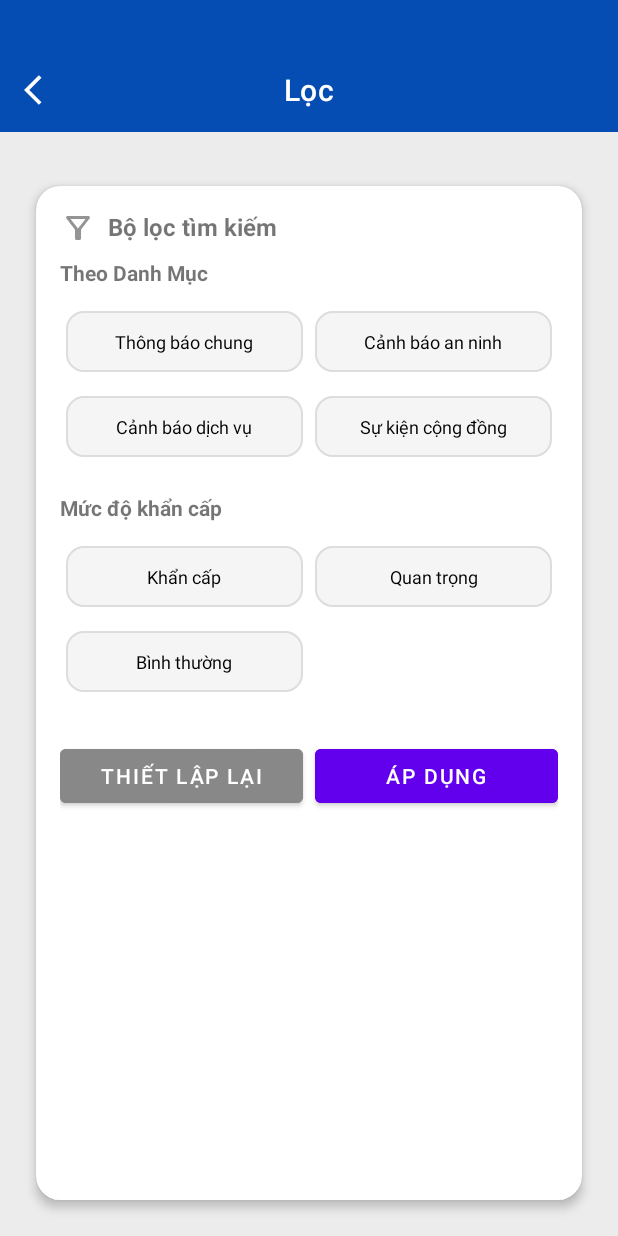
After one commit to lyng315/MobileDev.PhuongLink_Hanoi, an Android app: the FilterActivity screen opened directly, with no data from a screen before it, on a phone screen of 412 x 824 dp. The commit adds this screen. Run offline under Robolectric (Android 15) with nearby library versions, the light colour scheme and no system bars.

Commit message:
Add Filter function

```diff
--- a/PhuongLink_HaNoi/app/build.gradle.kts
+++ b/PhuongLink_HaNoi/app/build.gradle.kts
@@ -55,6 +55,7 @@ dependencies {
 
     // Glide để load ảnh (avatar, placeholder…)
     implementation("com.github.bumptech.glide:glide:4.15.1")
+    implementation(libs.activity)
     annotationProcessor("com.github.bumptech.glide:compiler:4.15.1")
 
     // AndroidX & Material
--- /dev/null
+++ b/PhuongLink_HaNoi/app/src/main/java/com/example/phuonglink_hanoi/FilterActivity.java
@@ -0,0 +1,130 @@
+package com.example.phuonglink_hanoi;
+
+import android.content.Intent;
+import android.os.Bundle;
+import android.widget.Button;
+
+import androidx.appcompat.app.AppCompatActivity;
+
+import com.google.android.material.appbar.MaterialToolbar;
+
+public class FilterActivity extends AppCompatActivity {
+
+    private Button[] categoryButtons;
+    private Button[] urgencyButtons;
+
+    @Override
+    protected void onCreate(Bundle savedInstanceState) {
+        super.onCreate(savedInstanceState);
+        setContentView(R.layout.activity_filter);
+
+        // Toolbar: nút quay lại
+        MaterialToolbar toolbar = findViewById(R.id.toolbar);
+        toolbar.setNavigationOnClickListener(v -> finish());
+
+        // ======= Danh mục =========
+        Button btnThongBaoChung = findViewById(R.id.btnGeneralNotice);
+        Button btnCanhBaoAnNinh = findViewById(R.id.btnSecurityAlert);
+        Button btnCanhBaoDichVu = findViewById(R.id.btnServiceAlert);
+        Button btnSuKienCongDong = findViewById(R.id.btnCommunityEvents);
+
+        categoryButtons = new Button[]{
+                btnThongBaoChung, btnCanhBaoAnNinh, btnCanhBaoDichVu, btnSuKienCongDong
+        };
+        setupSelectableButtons(categoryButtons);
+
+        // ======= Mức độ =========
+        Button btnKhanCap = findViewById(R.id.btnUrgent);
+        Button btnQuanTrong = findViewById(R.id.btnImportant);
+        Button btnBinhThuong = findViewById(R.id.btnNormal);
+
+        urgencyButtons = new Button[]{
+                btnKhanCap, btnQuanTrong, btnBinhThuong
+        };
+        setupSelectableButtons(urgencyButtons);
+
+        // ======= Nút Thiết lập lại =========
+        Button btnReset = findViewById(R.id.btnReset);
+        btnReset.setOnClickListener(v -> {
+            resetSelection(categoryButtons);
+            resetSelection(urgencyButtons);
+        });
+
+        // ======= Nút Áp dụng =========
+        Button btnApply = findViewById(R.id.btnApply);
+        btnApply.setOnClickListener(v -> {
+            String selectedCategoryName = getSelectedText(categoryButtons);
+            String selectedUrgencyName = getSelectedText(urgencyButtons);
+
+            String categoryId = mapCategoryNameToId(selectedCategoryName);
+            String urgencyLevel = mapUrgencyNameToLevel(selectedUrgencyName);
+
+            Intent resultIntent = new Intent();
+            resultIntent.putExtra("categoryId", categoryId);
+            resultIntent.putExtra("urgencyLevel", urgencyLevel);
+            setResult(RESULT_OK, resultIntent);
+            finish();
+        });
+    }
+
+    // Cho phép chọn duy nhất 1 nút trong 1 nhóm
+    private void setupSelectableButtons(Button[] buttons) {
+        for (Button button : buttons) {
+            button.setOnClickListener(v -> {
+                for (Button b : buttons) {
+                    b.setSelected(false);
+                }
+                button.setSelected(true);
+            });
+        }
+    }
+
+    // Reset các nút trong nhóm về trạng thái chưa chọn
+    private void resetSelection(Button[] buttons) {
+        for (Button button : buttons) {
+            button.setSelected(false);
+        }
+    }
+
+    // Lấy text từ nút đang được chọn
+    private String getSelectedText(Button[] buttons) {
+        for (Button button : buttons) {
+            if (button.isSelected()) {
+                return button.getText().toString();
+            }
+        }
+        return null;
+    }
+
+    // Chuyển tên danh mục sang categoryId
+    private String mapCategoryNameToId(String name) {
+        if (name == null) return null;
+        switch (name) {
+            case "Thông báo chung":
+                return "category01";
+            case "Cảnh báo an ninh":
+                return "category02";
+            case "Cảnh báo dịch vụ":
+                return "category03";
+            case "Sự kiện cộng đồng":
+                return "category04";
+            default:
+                return null;
+        }
+    }
+
+    // Chuyển tên mức độ sang urgencyLevel
+    private String mapUrgencyNameToLevel(String name) {
+        if (name == null) return null;
+        switch (name) {
+            case "Khẩn cấp":
+                return "3";
+            case "Quan trọng":
+                return "2";
+            case "Bình thường":
+                return "1";
+            default:
+                return null;
+        }
+    }
+}
--- /dev/null
+++ b/PhuongLink_HaNoi/app/src/main/res/color/filter_button_background.xml
@@ -0,0 +1,7 @@
+<?xml version="1.0" encoding="utf-8"?>
+<selector xmlns:android="http://schemas.android.com/apk/res/android">
+    <!-- Selected -->
+    <item android:color="#80B3F3" android:state_selected="true" />
+    <!-- Normal -->
+    <item android:color="@color/light_gray" />
+</selector>
--- /dev/null
+++ b/PhuongLink_HaNoi/app/src/main/res/color/filter_button_text_color.xml
@@ -0,0 +1,5 @@
+<?xml version="1.0" encoding="utf-8"?>
+<selector xmlns:android="http://schemas.android.com/apk/res/android">
+    <item android:color="#FFFFFF" android:state_selected="true" />
+    <item android:color="#000000" />
+</selector>
--- /dev/null
+++ b/PhuongLink_HaNoi/app/src/main/res/drawable/ic_filter_gray.xml
@@ -0,0 +1,5 @@
+<vector xmlns:android="http://schemas.android.com/apk/res/android" android:height="24dp" android:tint="#949494" android:viewportHeight="24" android:viewportWidth="24" android:width="24dp">
+
+    <path android:fillColor="@android:color/white" android:pathData="M7,6h10l-5.01,6.3L7,6zM4.25,5.61C6.27,8.2 10,13 10,13v6c0,0.55 0.45,1 1,1h2c0.55,0 1,-0.45 1,-1v-6c0,0 3.72,-4.8 5.74,-7.39C20.25,4.95 19.78,4 18.95,4H5.04C4.21,4 3.74,4.95 4.25,5.61z"/>
+
+</vector>
--- /dev/null
+++ b/PhuongLink_HaNoi/app/src/main/res/layout/activity_filter.xml
@@ -0,0 +1,218 @@
+<?xml version="1.0" encoding="utf-8"?>
+<androidx.constraintlayout.widget.ConstraintLayout
+xmlns:android="http://schemas.android.com/apk/res/android"
+xmlns:app   ="http://schemas.android.com/apk/res-auto"
+xmlns:tools="http://schemas.android.com/tools"
+android:layout_width="match_parent"
+android:layout_height="match_parent"
+android:fitsSystemWindows="true"
+android:paddingTop="32dp"
+android:background="#054DB3"
+tools:context=".FilterActivity">
+
+<!-- Toolbar -->
+<com.google.android.material.appbar.MaterialToolbar
+    android:id="@+id/toolbar"
+    android:layout_width="0dp"
+    android:layout_height="56dp"
+    android:background="#054DB3"
+    app:navigationIcon="@drawable/ic_arrow_back"
+    app:title="Lọc"
+    app:titleCentered="true"
+    app:titleTextColor="@android:color/white"
+    app:layout_constraintTop_toTopOf="parent"
+    app:layout_constraintStart_toStartOf="parent"
+    app:layout_constraintEnd_toEndOf="parent"/>
+
+<!-- Nội dung cuộn -->
+<ScrollView
+    android:layout_width="0dp"
+    android:layout_height="0dp"
+    android:fillViewport="true"
+    android:background="#ECECEC"
+    android:paddingTop="12dp"
+    app:layout_constraintTop_toBottomOf="@id/toolbar"
+    app:layout_constraintBottom_toBottomOf="parent"
+    app:layout_constraintStart_toStartOf="parent"
+    app:layout_constraintEnd_toEndOf="parent">
+
+    <androidx.cardview.widget.CardView
+        android:layout_width="match_parent"
+        android:layout_height="wrap_content"
+        android:layout_margin="24dp"
+        android:layout_marginTop="48dp"
+        app:cardCornerRadius="16dp"
+        app:cardElevation="4dp">
+
+            <ScrollView
+                android:id="@+id/scrollView"
+                android:layout_width="match_parent"
+                android:layout_height="match_parent"
+                android:padding="16dp"
+                tools:context=".FilterActivity">
+
+                <LinearLayout
+                    android:layout_width="match_parent"
+                    android:layout_height="wrap_content"
+                    android:orientation="vertical">
+
+                    <!-- Tiêu đề -->
+                    <LinearLayout
+                        android:layout_width="match_parent"
+                        android:layout_height="wrap_content"
+                        android:layout_marginBottom="8dp"
+                        android:orientation="horizontal">
+
+                        <ImageButton
+                            android:id="@+id/btnBack"
+                            android:layout_width="wrap_content"
+                            android:layout_height="wrap_content"
+                            android:background="?attr/selectableItemBackgroundBorderless"
+                            android:contentDescription="Back"
+                            android:src="@drawable/ic_filter_gray" />
+
+                        <TextView
+                            android:id="@+id/tvFilterTitle"
+                            android:layout_width="wrap_content"
+                            android:layout_height="wrap_content"
+                            android:layout_marginStart="8dp"
+                            android:text="Bộ lọc tìm kiếm"
+                            android:textSize="16sp"
+                            android:textStyle="bold" />
+                    </LinearLayout>
+
+                    <!-- Danh mục -->
+                    <TextView
+                        android:id="@+id/tvCategory"
+                        android:layout_width="wrap_content"
+                        android:layout_height="wrap_content"
+                        android:layout_marginBottom="8dp"
+                        android:text="Theo Danh Mục"
+                        android:textStyle="bold" />
+
+                    <GridLayout
+                        android:layout_width="match_parent"
+                        android:layout_height="wrap_content"
+                        android:layout_marginBottom="16dp"
+                        android:alignmentMode="alignMargins"
+                        android:columnCount="2"
+                        android:rowOrderPreserved="false"
+                        android:useDefaultMargins="true">
+
+                        <Button
+                            android:id="@+id/btnGeneralNotice"
+                            style="@style/FilterButton"
+                            android:layout_width="0dp"
+                            android:layout_height="wrap_content"
+                            android:layout_row="0"
+                            android:layout_column="0"
+                            android:layout_columnWeight="1"
+                            android:text="Thông báo chung"
+                            android:textSize="12sp" />
+
+                        <Button
+                            android:id="@+id/btnSecurityAlert"
+                            style="@style/FilterButton"
+                            android:layout_width="0dp"
+                            android:layout_height="wrap_content"
+                            android:layout_columnWeight="1"
+                            android:text="Cảnh báo an ninh"
+                            android:textSize="12sp" />
+
+                        <Button
+                            android:id="@+id/btnServiceAlert"
+                            style="@style/FilterButton"
+                            android:layout_width="0dp"
+                            android:layout_height="wrap_content"
+                            android:layout_columnWeight="1"
+                            android:text="Cảnh báo dịch vụ"
+                            android:textSize="12sp" />
+
+                        <Button
+                            android:id="@+id/btnCommunityEvents"
+                            style="@style/FilterButton"
+                            android:layout_width="0dp"
+                            android:layout_height="wrap_content"
+                            android:layout_columnWeight="1"
+                            android:text="Sự kiện cộng đồng"
+                            android:textSize="12sp" />
+                    </GridLayout>
+
+                    <!-- Mức độ khẩn cấp -->
+                    <TextView
+                        android:id="@+id/tvUrgency"
+                        android:layout_width="wrap_content"
+                        android:layout_height="wrap_content"
+                        android:layout_marginBottom="8dp"
+                        android:text="Mức độ khẩn cấp"
+                        android:textStyle="bold" />
+
+                    <GridLayout
+                        android:layout_width="match_parent"
+                        android:layout_height="wrap_content"
+                        android:layout_marginBottom="24dp"
+                        android:alignmentMode="alignMargins"
+                        android:columnCount="2"
+                        android:rowOrderPreserved="false"
+                        android:useDefaultMargins="true">
+
+                        <Button
+                            android:id="@+id/btnUrgent"
+                            style="@style/FilterButton"
+                            android:layout_width="0dp"
+                            android:layout_height="wrap_content"
+                            android:layout_columnWeight="1"
+                            android:text="Khẩn cấp"
+                            android:textSize="12sp" />
+
+                        <Button
+                            android:id="@+id/btnImportant"
+                            style="@style/FilterButton"
+                            android:layout_width="0dp"
+                            android:layout_height="wrap_content"
+                            android:layout_columnWeight="1"
+                            android:text="Quan trọng"
+                            android:textSize="12sp" />
+
+                        <Button
+                            android:id="@+id/btnNormal"
+                            style="@style/FilterButton"
+                            android:layout_width="0dp"
+                            android:layout_height="wrap_content"
+                            android:layout_columnWeight="1"
+                            android:text="Bình thường"
+                            android:textSize="12sp" />
+                    </GridLayout>
+
+                    <!-- Nút hành động -->
+                    <LinearLayout
+                        android:layout_width="match_parent"
+                        android:layout_height="wrap_content"
+                        android:gravity="end"
+                        android:orientation="horizontal">
+
+                        <Button
+                            android:id="@+id/btnReset"
+                            android:layout_width="0dp"
+                            android:layout_height="wrap_content"
+                            android:layout_marginEnd="8dp"
+                            android:layout_weight="1"
+                            android:backgroundTint="#FF888888"
+                            android:text="Thiết lập lại"
+                            android:textColor="@color/colorOnPrimary" />
+
+                        <Button
+                            android:id="@+id/btnApply"
+                            android:layout_width="0dp"
+                            android:layout_height="wrap_content"
+                            android:layout_weight="1"
+                            android:backgroundTint="@color/purple_500"
+                            android:text="Áp dụng"
+                            android:textColor="@android:color/white" />
+                    </LinearLayout>
+                </LinearLayout>
+            </ScrollView>
+    </androidx.cardview.widget.CardView>
+</ScrollView>
+
+</androidx.constraintlayout.widget.ConstraintLayout>
--- a/PhuongLink_HaNoi/app/src/main/res/values/colors.xml
+++ b/PhuongLink_HaNoi/app/src/main/res/values/colors.xml
@@ -10,4 +10,9 @@
     <color name="colorSeverityImportant">#FFA000</color> <!-- ví dụ màu cam -->
     <color name="colorSeverityNormal">#4CAF50</color>    <!-- ví dụ màu xanh lá -->
 
+    <!--Màu sử dụng trong filter-->
+    <color name="black1">#222222</color>
+    <color name="light_gray">#F5F5F5</color>
+    <color name="gray_border">#DDDDDD</color>
+    <color name="colorOnPrimary">#FFFFFFFF</color>
 </resources>
--- /dev/null
+++ b/PhuongLink_HaNoi/app/src/main/res/values/styless.xml
@@ -0,0 +1,22 @@
+<?xml version="1.0" encoding="utf-8"?>
+<resources xmlns:tools="http://schemas.android.com/tools">
+
+    <!-- Style nút lọc (Filter Button) bo tròn nhẹ -->
+    <style name="FilterButton" parent="Widget.Material3.Button.OutlinedButton">
+        <item name="backgroundTint">@color/filter_button_background</item>
+        <item name="strokeColor">@color/gray_border</item>
+        <item name="strokeWidth">1.5dp</item>
+        <item name="cornerRadius">12dp</item>
+        <item name="android:textColor">@color/filter_button_text_color</item>
+        <item name="android:paddingStart">20dp</item>
+        <item name="android:paddingEnd">20dp</item>
+        <item name="android:paddingTop">12dp</item>
+        <item name="android:paddingBottom">12dp</item>
+        <item name="android:textAllCaps">false</item>
+        <item name="android:layout_height">48dp</item>
+        <item name="elevation">2dp</item>
+    </style>
+
+
+
+</resources>
--- a/PhuongLink_HaNoi/gradle/libs.versions.toml
+++ b/PhuongLink_HaNoi/gradle/libs.versions.toml
@@ -11,6 +11,7 @@ lifecycleViewmodelKtx = "2.9.1"
 navigationFragment = "2.9.0"
 navigationUi = "2.9.0"
 firebaseFirestore = "25.1.4"
+activity = "1.10.1"
 
 [libraries]
 junit = { group = "junit", name = "junit", version.ref = "junit" }
@@ -24,6 +25,7 @@ lifecycle-viewmodel-ktx = { group = "androidx.lifecycle", name = "lifecycle-view
 navigation-fragment = { group = "androidx.navigation", name = "navigation-fragment", version.ref = "navigationFragment" }
 navigation-ui = { group = "androidx.navigation", name = "navigation-ui", version.ref = "navigationUi" }
 firebase-firestore = { group = "com.google.firebase", name = "firebase-firestore", version.ref = "firebaseFirestore" }
+activity = { group = "androidx.activity", name = "activity", version.ref = "activity" }
 
 [plugins]
 android-application = { id = "com.android.application", version.ref = "agp" }
```
Also changed, not shown: PhuongLink_HaNoi/app/src/main/AndroidManifest.xml (+16 -22 lines), PhuongLink_HaNoi/app/src/main/java/com/example/phuonglink_hanoi/Post.java (+19 -0 lines), PhuongLink_HaNoi/app/src/main/java/com/example/phuonglink_hanoi/ui/home/HomeFragment.java (+37 -13 lines), PhuongLink_HaNoi/app/src/main/java/com/example/phuonglink_hanoi/ui/home/HomeViewModel.java (+81 -22 lines), PhuongLink_HaNoi/app/src/main/res/layout/activity_change_password.xml (line endings or trailing spaces).
